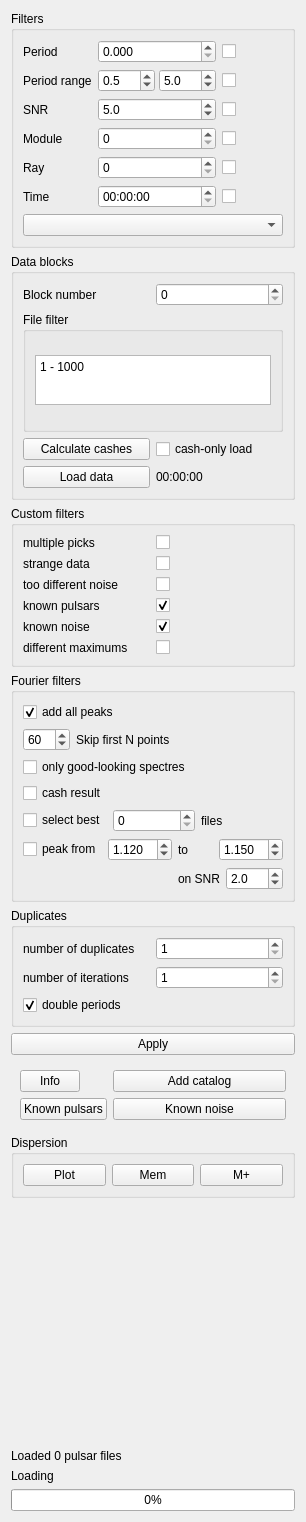
First picture: the form in src/analytics.ui, repository vtyulb/BSA-Analytics, before the edit.
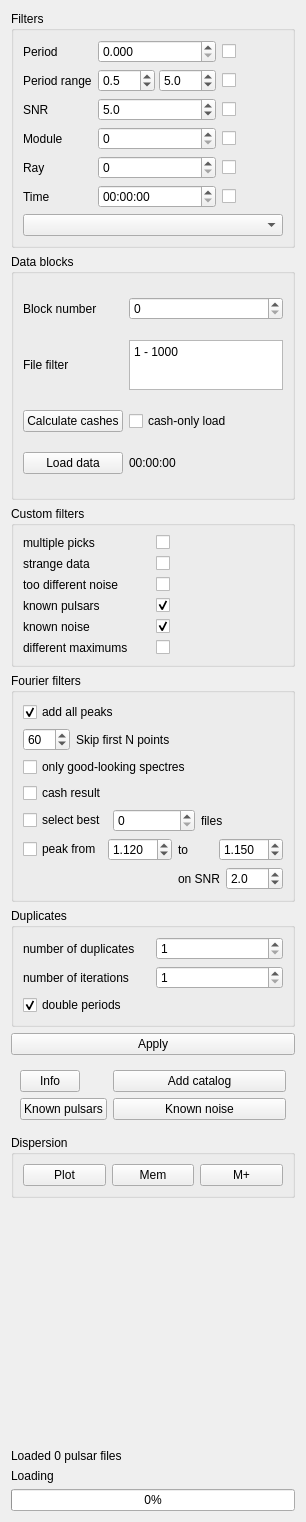
Second picture: the form after the edit.

Commit message: best N files

The edit to the form file:
```diff
--- a/src/analytics.ui
+++ b/src/analytics.ui
@@ -197,6 +197,13 @@
       <string>Data blocks</string>
      </property>
      <layout class="QGridLayout" name="gridLayout_5">
+      <item row="1" column="0">
+       <widget class="QLabel" name="label_16">
+        <property name="text">
+         <string>File filter</string>
+        </property>
+       </widget>
+      </item>
       <item row="0" column="1">
        <widget class="QSpinBox" name="fourierBlockNo">
         <property name="minimum">
@@ -245,13 +252,7 @@
         </property>
        </widget>
       </item>
-      <item row="1" column="0" colspan="2">
-       <widget class="QGroupBox" name="groupBox_7">
-        <property name="title">
-         <string>File filter</string>
-        </property>
-        <layout class="QHBoxLayout" name="horizontalLayout_8">
-         <item>
+      <item row="1" column="1">
           <widget class="QPlainTextEdit" name="fourierAllowedNames">
            <property name="minimumSize">
             <size>
@@ -276,9 +277,6 @@
         </layout>
        </widget>
       </item>
-     </layout>
-    </widget>
-   </item>
    <item>
     <widget class="QGroupBox" name="groupBox_2">
      <property name="title">
@@ -495,7 +493,7 @@
           </widget>
          </item>
          <item>
-          <widget class="QSpinBox" name="spinBox"/>
+          <widget class="QSpinBox" name="fourierBestNumber"/>
          </item>
          <item>
           <widget class="QLabel" name="label_20">
```
Lines whose indentation alone changed are shown as unchanged. The commit also changes 2 other files.
